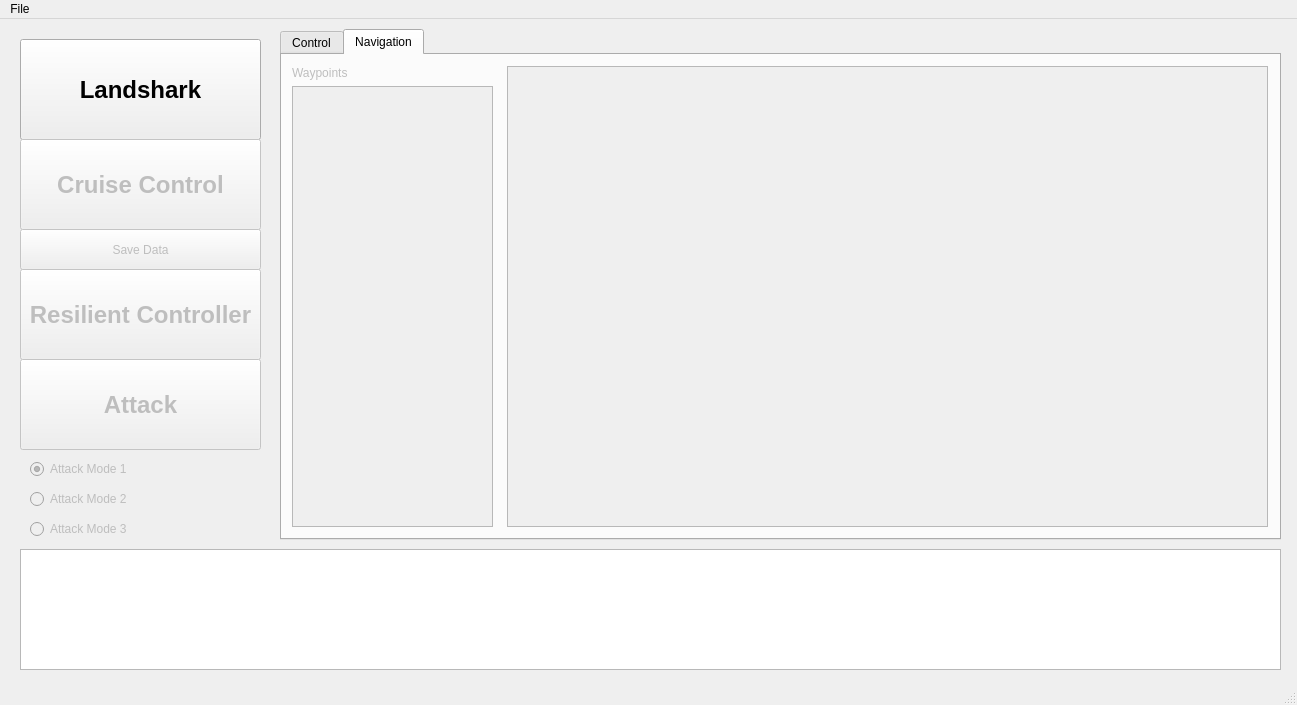
First picture: the form in hacms/ui/demo.ui, repository PRECISE/HACMSDemo, before the edit.
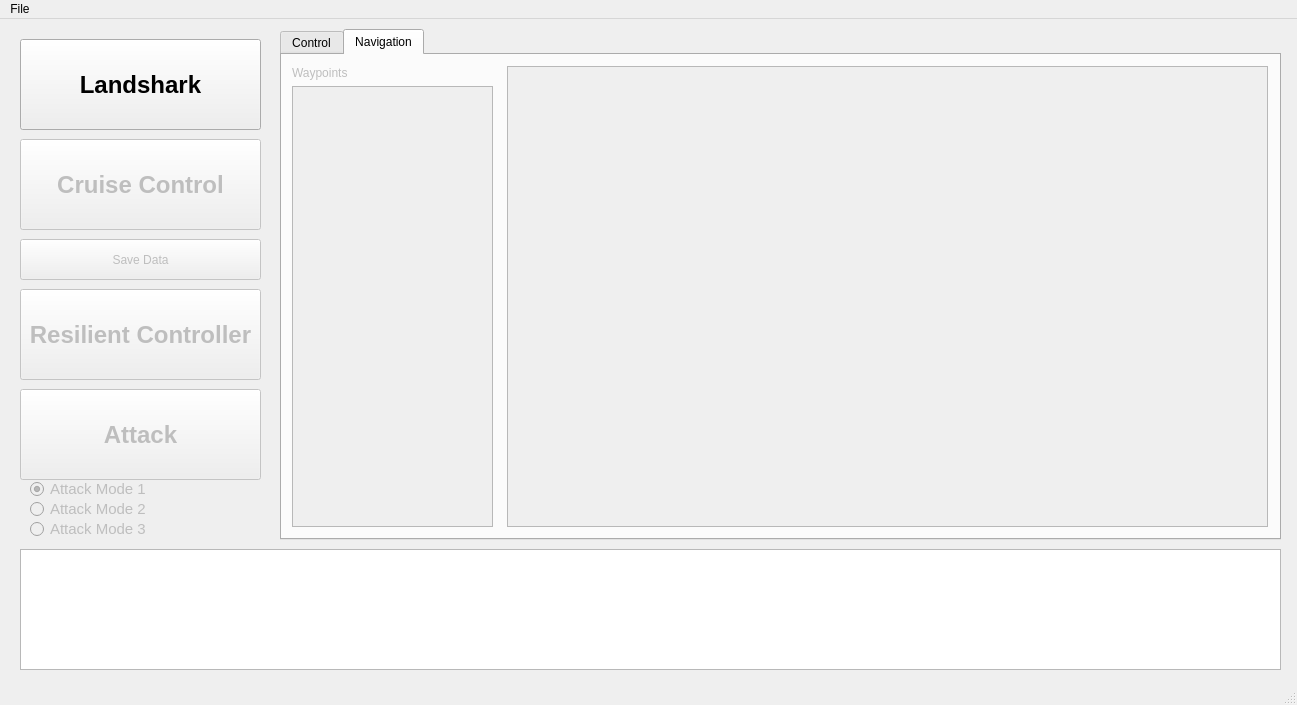
Second picture: the form after the edit. The open tabs and pages were chosen to show the change. Icons and pictures are not drawn.

The edit to the form file:
```diff
--- a/hacms/ui/demo.ui
+++ b/hacms/ui/demo.ui
@@ -24,7 +24,7 @@
       <x>20</x>
       <y>20</y>
       <width>241</width>
-      <height>101</height>
+      <height>91</height>
      </rect>
     </property>
     <property name="font">
@@ -51,7 +51,7 @@
     <property name="geometry">
      <rect>
       <x>20</x>
-      <y>250</y>
+      <y>270</y>
       <width>241</width>
       <height>91</height>
      </rect>
@@ -80,7 +80,7 @@
     <property name="geometry">
      <rect>
       <x>20</x>
-      <y>340</y>
+      <y>370</y>
       <width>241</width>
       <height>91</height>
      </rect>
@@ -157,11 +157,16 @@
     <property name="geometry">
      <rect>
       <x>30</x>
-      <y>440</y>
-      <width>121</width>
+      <y>460</y>
+      <width>141</width>
       <height>20</height>
      </rect>
     </property>
+    <property name="font">
+     <font>
+      <pointsize>11</pointsize>
+     </font>
+    </property>
     <property name="text">
      <string>Attack Mode 1</string>
     </property>
@@ -176,11 +181,16 @@
     <property name="geometry">
      <rect>
       <x>30</x>
-      <y>470</y>
-      <width>121</width>
+      <y>480</y>
+      <width>141</width>
       <height>20</height>
      </rect>
     </property>
+    <property name="font">
+     <font>
+      <pointsize>11</pointsize>
+     </font>
+    </property>
     <property name="text">
      <string>Attack Mode 2</string>
     </property>
@@ -193,10 +203,15 @@
      <rect>
       <x>30</x>
       <y>500</y>
-      <width>121</width>
+      <width>141</width>
       <height>20</height>
      </rect>
     </property>
+    <property name="font">
+     <font>
+      <pointsize>11</pointsize>
+     </font>
+    </property>
     <property name="text">
      <string>Attack Mode 3</string>
     </property>
@@ -208,7 +223,7 @@
     <property name="geometry">
      <rect>
       <x>20</x>
-      <y>210</y>
+      <y>220</y>
       <width>241</width>
       <height>41</height>
      </rect>
```
Left out of the diff: 2 changed lines with no effect on the pictures.
